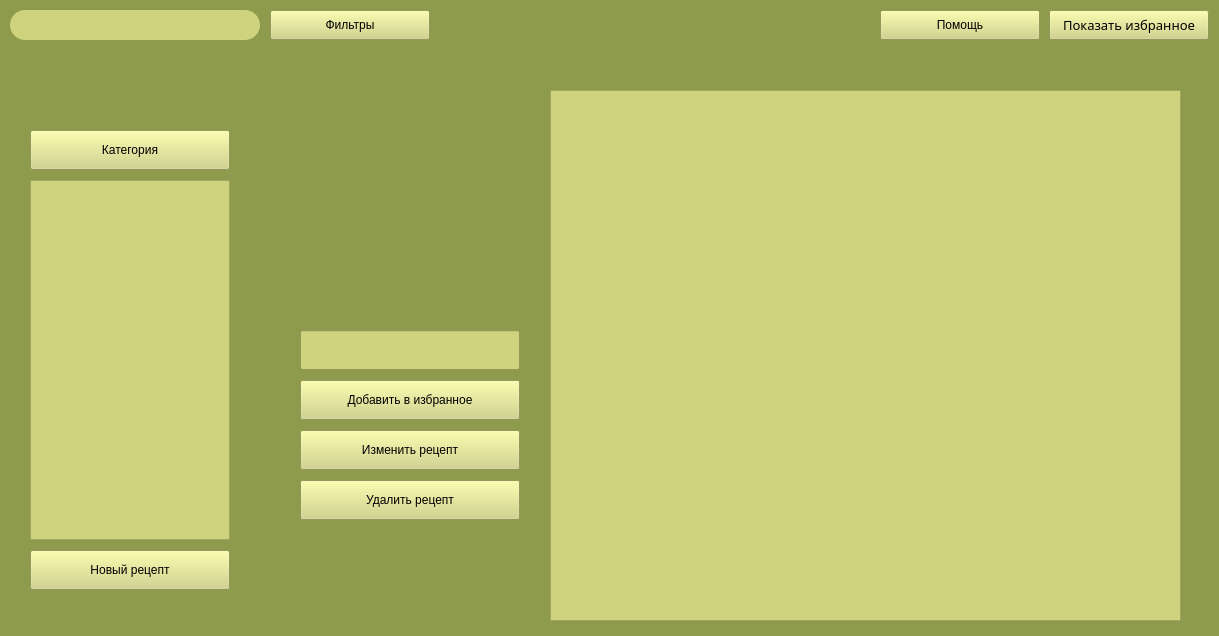
This is Visual Programming/CourseWork/Part2/ReceptBook/mainwindow.ui in Krasnoffsky/Study as Qt 5 draws it before an edit. The edited form follows.
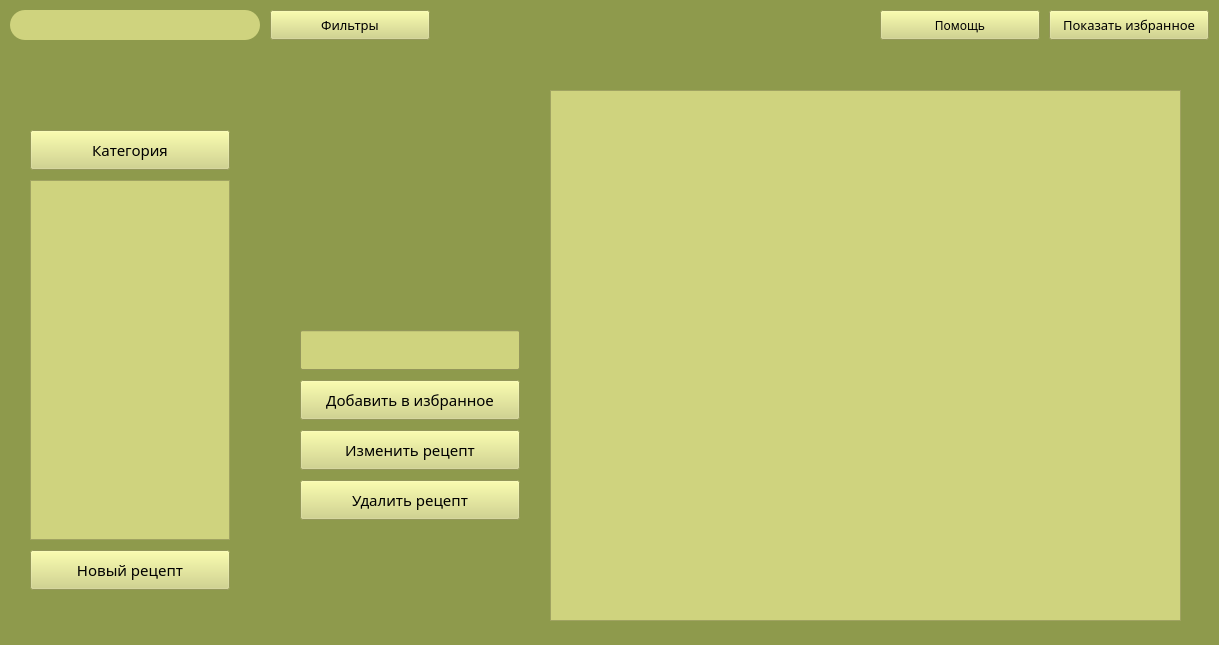
This is the edited form. Icons and pictures are not drawn.

The edit to the form file:
```diff
--- a/Visual Programming/CourseWork/Part2/ReceptBook/mainwindow.ui
+++ b/Visual Programming/CourseWork/Part2/ReceptBook/mainwindow.ui
@@ -10,7 +10,7 @@
     <x>0</x>
     <y>0</y>
     <width>1219</width>
-    <height>636</height>
+    <height>645</height>
    </rect>
   </property>
   <property name="sizePolicy">
@@ -22,13 +22,13 @@
   <property name="minimumSize">
    <size>
     <width>1219</width>
-    <height>636</height>
+    <height>645</height>
    </size>
   </property>
   <property name="maximumSize">
    <size>
     <width>1219</width>
-    <height>636</height>
+    <height>645</height>
    </size>
   </property>
   <property name="cursor">
@@ -46,15 +46,17 @@
   </property>
   <property name="styleSheet">
    <string notr="true">#MainWindow {background-color: rgb(142, 154, 76)}
-QPushButton {background-color: rgb(207, 211, 126);
+QPushButton {background-color: rgb(207, 211, 126);;
+	border-width: 0px;}
+QPushButton:hover {background-color: rgb(207, 240, 126);;
 	border-width: 0px;}
 QLineEdit {background-color: rgb(207, 211, 126)}
-#nameEdit {border-radius: 20px;
+#nameEdit {border-radius: 15px;
 	border-width: 1px;
-	min-height: 40px;
-	max-height: 40px;
-	min-width: 220px;
-	max-width: 220px}
+	min-height: 30px;
+	max-height: 30px;
+	min-width: 250px;
+	max-width: 250px;}
 #searchBox {
 	border-radius: 15px;
 	border-width: 1px;
@@ -63,7 +65,7 @@
 	min-width: 250px;
 	max-width: 250px;
 	border-color: green }
-#recipesTable  {background-color: rgb(207, 211, 126)}
+#recipesTable {background-color: rgb(207, 211, 126)}
 #outputBox  {background-color: rgb(207, 211, 126)}
 QMenu {background-color: rgb(207, 211, 126)}
 
@@ -148,6 +150,12 @@
       <height>40</height>
      </rect>
     </property>
+    <property name="font">
+     <font>
+      <family>Calibri Light</family>
+      <pointsize>11</pointsize>
+     </font>
+    </property>
     <property name="text">
      <string>Категория</string>
     </property>
@@ -171,6 +179,12 @@
       <height>40</height>
      </rect>
     </property>
+    <property name="font">
+     <font>
+      <family>Calibri Light</family>
+      <pointsize>11</pointsize>
+     </font>
+    </property>
     <property name="text">
      <string>Новый рецепт</string>
     </property>
@@ -184,6 +198,12 @@
       <height>40</height>
      </rect>
     </property>
+    <property name="font">
+     <font>
+      <family>Calibri Light</family>
+      <pointsize>11</pointsize>
+     </font>
+    </property>
     <property name="text">
      <string>Добавить в избранное</string>
     </property>
@@ -210,6 +230,12 @@
       <height>40</height>
      </rect>
     </property>
+    <property name="font">
+     <font>
+      <family>Calibri Light</family>
+      <pointsize>11</pointsize>
+     </font>
+    </property>
     <property name="text">
      <string>Изменить рецепт</string>
     </property>
@@ -223,6 +249,12 @@
       <height>40</height>
      </rect>
     </property>
+    <property name="font">
+     <font>
+      <family>Calibri Light</family>
+      <pointsize>11</pointsize>
+     </font>
+    </property>
     <property name="text">
      <string>Удалить рецепт</string>
     </property>
@@ -261,6 +293,12 @@
       <height>30</height>
      </rect>
     </property>
+    <property name="font">
+     <font>
+      <family>Calibri Light</family>
+      <pointsize>10</pointsize>
+     </font>
+    </property>
     <property name="text">
      <string>Фильтры</string>
     </property>
@@ -274,6 +312,12 @@
       <height>30</height>
      </rect>
     </property>
+    <property name="font">
+     <font>
+      <family>Calibri Light</family>
+      <pointsize>9</pointsize>
+     </font>
+    </property>
     <property name="text">
      <string>Помощь</string>
     </property>
```
Left out of the diff: 17 changed lines with no effect on the pictures.
